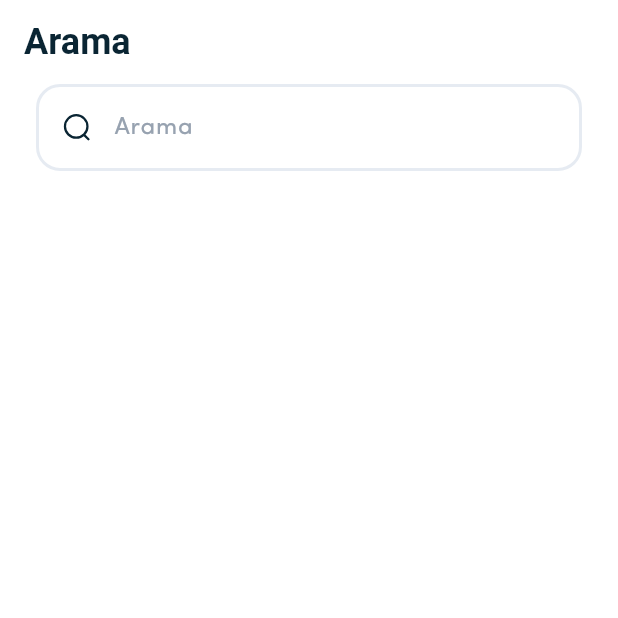
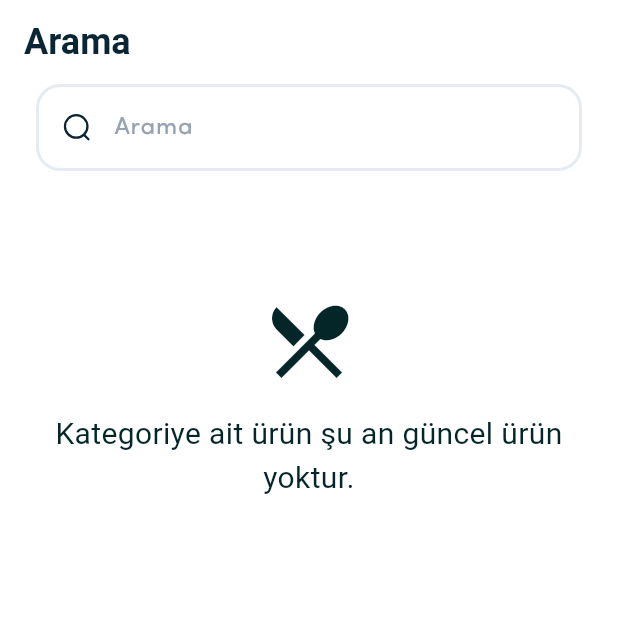
Before and after one commit to emrebingor/KaizenTechRecipe, a Flutter app: the SearchScreen screen opened by its route, on a phone screen of 412 x 824 dp, the top half of it. Run offline on Flutter 3.47's test engine with Material 3 defaults, Android fonts, the phone set to English and light mode, and no system bars; our stand-ins replace dio, equatable, flutter_bloc, flutter_svg, go_router; network calls fail; Roboto replaces fonts that are missing (Sofia Pro).

Commit message:
Search screen category recipe filter integration

```diff
--- a/lib/data/bloc/search/search_screen_bloc.dart
+++ b/lib/data/bloc/search/search_screen_bloc.dart
@@ -1,11 +1,40 @@
+import 'package:flutter_bloc/flutter_bloc.dart';
 import 'package:kaizen_tech_recipe/core/base/bloc/base_bloc.dart';
 import 'package:kaizen_tech_recipe/data/bloc/search/search_screen_event.dart';
 import 'package:kaizen_tech_recipe/data/bloc/search/search_screen_state.dart';
 import 'package:kaizen_tech_recipe/domain/use_case/category_use_case.dart';
 import 'package:kaizen_tech_recipe/domain/use_case/recipe_use_case.dart';
+import 'package:kaizen_tech_recipe/models/get_recipe_response_model.dart';
 
 final class SearchBloc extends BaseBloc<SearchScreenAction, SearchScreenState> {
 
   SearchBloc({RecipeUseCase? recipeUseCase, CategoryUseCase? categoryUseCase})
-      : super(SearchScreenState());
+      : super(SearchScreenState()) {
+    on<SelectedCategoryUpdate>(_updateSelectedCategory);
+    on<SearchScreenInitAction>(_searchInitAction);
+  }
+
+  Future<void> _searchInitAction(SearchScreenInitAction event, Emitter<SearchScreenState> emit) async {
+    emit(state.copyWith(filteredRecipe: event.recipe));
+  }
+
+  Future<void> _updateSelectedCategory(SelectedCategoryUpdate event, Emitter<SearchScreenState> emit) async {
+    List<GetRecipeResponseModel> filteredRecipes = [];
+
+    if (state.selectedCategory?.id == event.category.id) {
+      emit(
+        state.copyWith(
+          selectedCategory: null,
+          filteredRecipe: event.recipe,
+        ),
+      );
+      return;
+    }
+
+    if (event.recipe != null) {
+      filteredRecipes = event.recipe.where((recipe) => recipe.categoryId == event.category.id).toList();
+    }
+
+    emit(state.copyWith(selectedCategory: event.category, filteredRecipe: filteredRecipes));
+  }
 }
--- a/lib/data/bloc/search/search_screen_event.dart
+++ b/lib/data/bloc/search/search_screen_event.dart
@@ -1,6 +1,21 @@
 import 'package:flutter/material.dart';
+import 'package:kaizen_tech_recipe/models/get_category_response_model.dart';
+import 'package:kaizen_tech_recipe/models/get_recipe_response_model.dart';
 
 @immutable
 abstract class SearchScreenAction {
   const SearchScreenAction();
 }
+
+@immutable
+final class SearchScreenInitAction extends SearchScreenAction {
+  const SearchScreenInitAction(this.recipe);
+  final List<GetRecipeResponseModel> recipe;
+}
+
+@immutable
+final class SelectedCategoryUpdate extends SearchScreenAction {
+  const SelectedCategoryUpdate(this.category, this.recipe);
+  final GetCategoryResponseModel category;
+  final List<GetRecipeResponseModel> recipe;
+}
--- a/lib/data/bloc/search/search_screen_state.dart
+++ b/lib/data/bloc/search/search_screen_state.dart
@@ -1,17 +1,25 @@
 import 'package:kaizen_tech_recipe/core/base/bloc/base_bloc_state.dart';
+import 'package:kaizen_tech_recipe/models/get_category_response_model.dart';
+import 'package:kaizen_tech_recipe/models/get_recipe_response_model.dart';
 
 final class SearchScreenState extends BaseBlocState {
   SearchScreenState({
     super.hasError,
     super.errorMessage,
     super.isLoading,
+    this.selectedCategory,
+    this.filteredRecipe,
   });
 
+  GetCategoryResponseModel? selectedCategory;
+  List<GetRecipeResponseModel>? filteredRecipe;
 
   @override
   List<Object?> get props {
     return <Object?>[
       ...super.props,
+      selectedCategory,
+      filteredRecipe,
     ];
   }
 
@@ -20,11 +28,15 @@ final class SearchScreenState extends BaseBlocState {
     bool? hasError,
     String? errorMessage,
     bool? isLoading,
+    GetCategoryResponseModel? selectedCategory,
+    List<GetRecipeResponseModel>? filteredRecipe,
   }) {
     return SearchScreenState(
       hasError: hasError ?? false,
       errorMessage: errorMessage ?? '',
       isLoading: isLoading ?? this.isLoading,
+      selectedCategory: selectedCategory ?? this.selectedCategory,
+      filteredRecipe: filteredRecipe ?? this.filteredRecipe,
     );
   }
 }
--- a/lib/screen/search/mixin/search_screen_mixin.dart
+++ b/lib/screen/search/mixin/search_screen_mixin.dart
@@ -1,9 +1,16 @@
 import 'package:flutter/material.dart';
+import 'package:flutter_bloc/flutter_bloc.dart';
 import 'package:go_router/go_router.dart';
 import 'package:kaizen_tech_recipe/core/base/state/base_view_state.dart';
 import 'package:kaizen_tech_recipe/core/navigation/route_paths.dart';
 import 'package:kaizen_tech_recipe/data/bloc/search/search_screen_bloc.dart';
+import 'package:kaizen_tech_recipe/data/provider/recipe_provider.dart';
+import 'package:kaizen_tech_recipe/models/get_category_response_model.dart';
+import 'package:kaizen_tech_recipe/models/get_recipe_response_model.dart';
 import 'package:kaizen_tech_recipe/screen/search/search_screen.dart';
+
+import '../../../data/bloc/search/search_screen_event.dart';
+
 
 mixin SearchScreenMixin on BaseViewState<SearchScreen> {
   final SearchBloc _searchBloc = SearchBloc();
@@ -16,6 +23,9 @@ mixin SearchScreenMixin on BaseViewState<SearchScreen> {
   void initState() {
     super.initState();
     _searchController = TextEditingController();
+    WidgetsBinding.instance.addPostFrameCallback((_) {
+      _searchBloc.add(SearchScreenInitAction(context.read<RecipeProvider>().recipes));
+    });
   }
 
   @override
@@ -24,6 +34,10 @@ mixin SearchScreenMixin on BaseViewState<SearchScreen> {
     super.dispose();
   }
 
+  void selectedCategoryUpdate(GetCategoryResponseModel category, List<GetRecipeResponseModel> recipe) {
+    _searchBloc.add(SelectedCategoryUpdate(category, recipe));
+  }
+
   void itemDetailNavigation(int id) {
     context.push(RoutePaths.itemDetail.replaceFirst(':id', '$id'));
   }
--- a/lib/screen/search/search_screen.dart
+++ b/lib/screen/search/search_screen.dart
@@ -62,8 +62,17 @@ final class _SearchScreenState extends BaseViewState<SearchScreen> with SearchSc
                           scrollDirection: Axis.horizontal,
                           itemBuilder: (BuildContext context, int index) {
                             final GetCategoryResponseModel category = context.watch<RecipeProvider>().categoryList[index];
-                            return CategoryBoxWidget(
-                              title: category.name ?? '', isSelected: false,
+                            final bool isSelected = state.selectedCategory != null &&
+                                category.id == state.selectedCategory!.id;
+                            return InkWell(
+                              onTap: () => selectedCategoryUpdate(
+                                category,
+                                context.read<RecipeProvider>().recipes,
+                              ),
+                              child: CategoryBoxWidget(
+                                title: category.name ?? '',
+                                isSelected: isSelected,
+                              ),
                             );
                           },
                         ),
@@ -71,25 +80,47 @@ final class _SearchScreenState extends BaseViewState<SearchScreen> with SearchSc
 
                       SizedBox(height: 24),
 
-                      ListView.separated(
+
+                      state.filteredRecipe?.isEmpty ?? false ? Center(
+                        child: Column(
+                          mainAxisAlignment: MainAxisAlignment.center,
+                          children: [
+                            Icon(
+                              Icons.restaurant_menu,
+                              size: 64,
+                              color: ColorExtension.brand_primary,
+                            ),
+                            const SizedBox(height: 16),
+                            Text(
+                              'Kategoriye ait ürün şu an güncel ürün yoktur.',
+                              textAlign: TextAlign.center,
+                              style: TextStyle(
+                                fontSize: 20,
+                                fontFamily: FontFamilyEnum.sofiaPro.value,
+                                color: ColorExtension.brand_primary,
+                              ),
+                            ),
+                          ],
+                        ),
+                      ) : ListView.separated(
                         shrinkWrap: true,
-                        itemCount: context.watch<RecipeProvider>().recipes.length,
+                        itemCount: state.filteredRecipe?.length ?? 0,
                         separatorBuilder: (BuildContext context, int index) => SizedBox(height: 16),
                         scrollDirection: Axis.vertical,
                         physics: const NeverScrollableScrollPhysics(),
                         itemBuilder: (BuildContext context, int index) {
-                          final GetRecipeResponseModel recipe = context.watch<RecipeProvider>().recipes[index];
+                          final GetRecipeResponseModel? recipe = state.filteredRecipe?[index];
                           return InkWell(
                             onTap: () {
-                              if(recipe.id != null) {
+                              if(recipe != null) {
                                 itemDetailNavigation(recipe.id!);
                               }
                             },
                             child: VerticalItemBoxWidget(
-                              image: recipe.image ?? '',
-                              title: recipe.name ?? '',
-                              calorie: '${recipe.calories} Kcal',
-                              time: '${recipe.cookTime} min',
+                              image: recipe?.image ?? '',
+                              title: recipe?.name ?? '',
+                              calorie: '${recipe?.calories} Kcal',
+                              time: '${recipe?.cookTime} min',
                             ),
                           );
                         },
```
